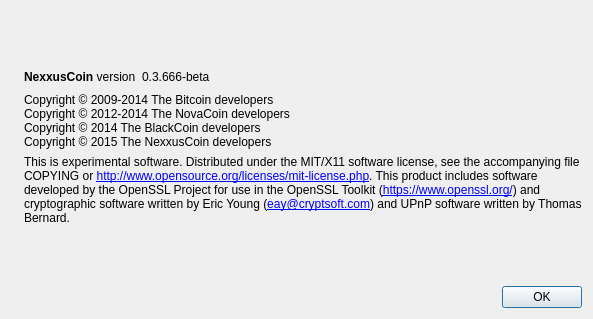
Qt form src/qt/forms/aboutdialog.ui (NexxusUniversity/NexxusCoin) before a commit.
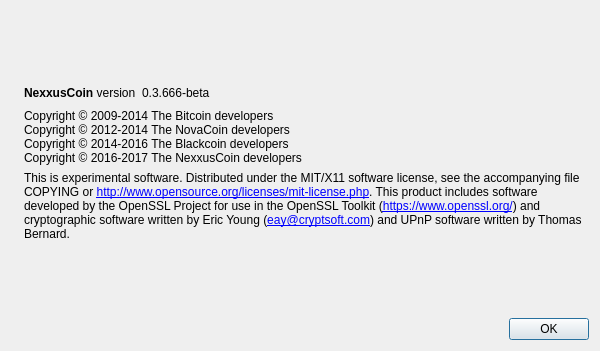
The same form after that commit. Icons and pictures are not drawn.

```diff
--- a/src/qt/forms/aboutdialog.ui
+++ b/src/qt/forms/aboutdialog.ui
@@ -6,10 +6,16 @@
    <rect>
     <x>0</x>
     <y>0</y>
-    <width>593</width>
-    <height>319</height>
+    <width>600</width>
+    <height>351</height>
    </rect>
   </property>
+  <property name="minimumSize">
+   <size>
+    <width>600</width>
+    <height>350</height>
+   </size>
+  </property>
   <property name="windowTitle">
    <string>About NexxusCoin</string>
   </property>
@@ -93,8 +99,8 @@
        <property name="text">
         <string>Copyright © 2009-2014 The Bitcoin developers
 Copyright © 2012-2014 The NovaCoin developers
-Copyright © 2014 The BlackCoin developers
-Copyright © 2015 The NexxusCoin developers</string>
+Copyright © 2014-2016 The Blackcoin developers
+Copyright © 2016-2017 The NexxusCoin developers</string>
        </property>
        <property name="textInteractionFlags">
         <set>Qt::LinksAccessibleByMouse|Qt::TextSelectableByKeyboard|Qt::TextSelectableByMouse</set>
```
